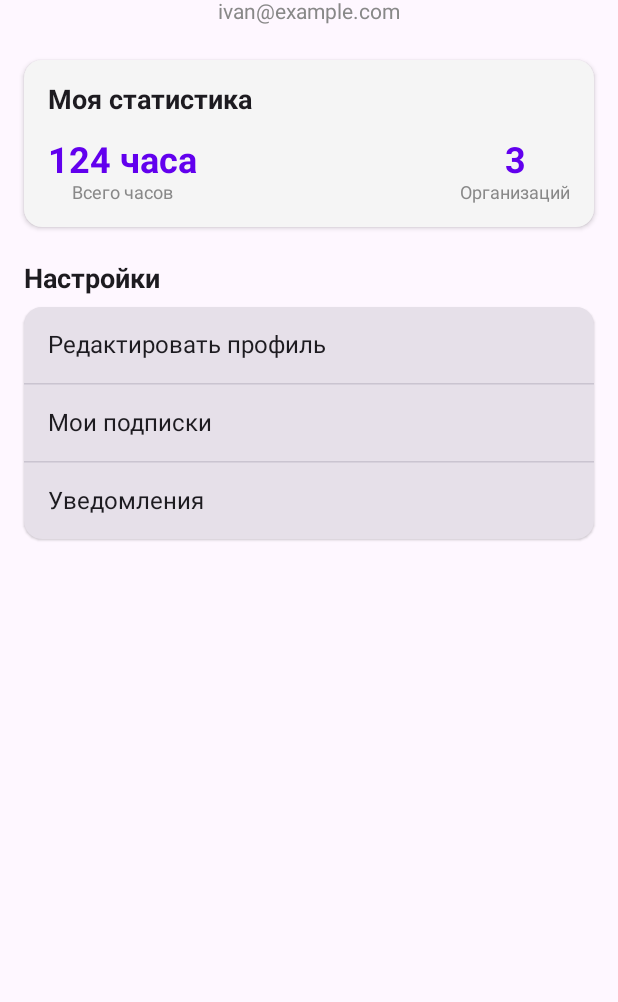
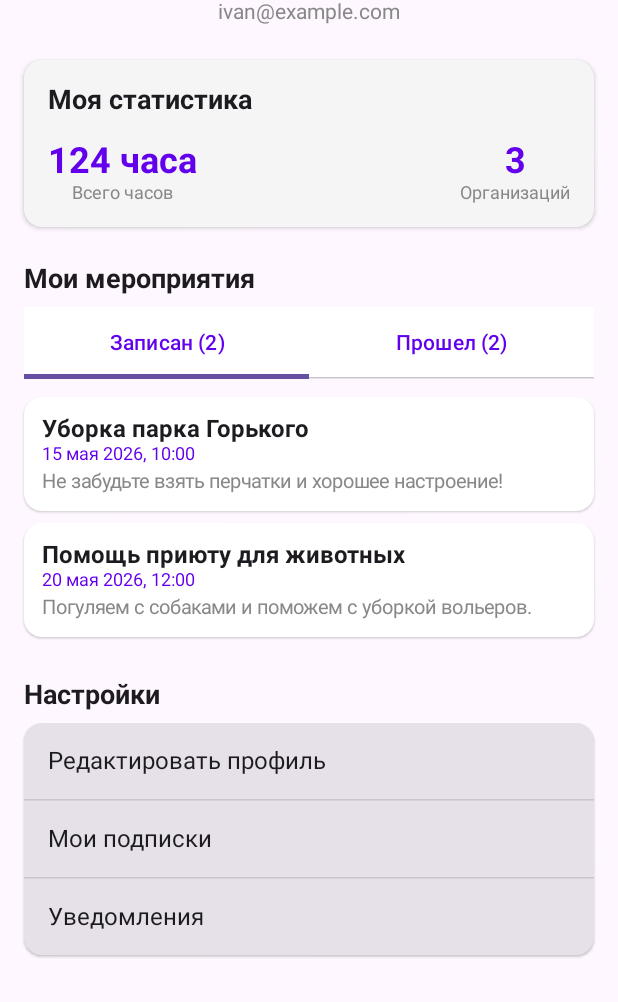
Before and after one commit to kwerbert/volunteer_plus, an Android app built with Jetpack Compose: the composable ProfileScreen shown on its own in the app's theme, on a phone screen of 412 x 824 dp, the part 234-1236 px from its top. Run offline under Robolectric (Android 15) with nearby library versions, the phone set to English and light mode, and no system bars; our stand-ins replace Dagger/Hilt's generated code.

Commit message:
еще небольшие исправления

```diff
--- a/android/app/src/main/java/com/example/myapplication/ui/screens/ProfileScreen.kt
+++ b/android/app/src/main/java/com/example/myapplication/ui/screens/ProfileScreen.kt
@@ -2,23 +2,23 @@ package com.example.myapplication.ui.screens
 
 import androidx.compose.foundation.background
 import androidx.compose.foundation.layout.*
-import androidx.compose.foundation.rememberScrollState
+import androidx.compose.foundation.lazy.LazyColumn
+import androidx.compose.foundation.lazy.items
 import androidx.compose.foundation.shape.CircleShape
-import androidx.compose.foundation.verticalScroll
 import androidx.compose.material.icons.Icons
 import androidx.compose.material.icons.filled.Person
 import androidx.compose.material3.*
-import androidx.compose.runtime.Composable
-import androidx.compose.runtime.collectAsState
-import androidx.compose.runtime.getValue
+import androidx.compose.runtime.*
 import androidx.compose.ui.Alignment
 import androidx.compose.ui.Modifier
 import androidx.compose.ui.draw.clip
 import androidx.compose.ui.graphics.Color
 import androidx.compose.ui.text.font.FontWeight
+import androidx.compose.ui.text.style.TextAlign
 import androidx.compose.ui.unit.dp
 import androidx.compose.ui.unit.sp
 import androidx.hilt.navigation.compose.hiltViewModel
+import com.example.myapplication.data.models.EventItem
 import com.example.myapplication.ui.viewmodels.ProfileViewModel
 
 @OptIn(ExperimentalMaterial3Api::class)
@@ -30,15 +30,19 @@ fun ProfileScreen(
     val email by viewModel.userEmail.collectAsState()
     val hours by viewModel.totalHours.collectAsState()
     val orgs by viewModel.organizationsCount.collectAsState()
+    val registeredEvents by viewModel.registeredEvents.collectAsState()
+    val pastEvents by viewModel.pastEvents.collectAsState()
 
-    Column(
+    var selectedTab by remember { mutableIntStateOf(0) }
+
+    LazyColumn(
         modifier = Modifier
             .fillMaxSize()
-            .verticalScroll(rememberScrollState())
             .padding(16.dp),
         horizontalAlignment = Alignment.CenterHorizontally
     ) {
-        // Аватар и имя
+        // --- Шапка профиля ---
+        item {
             Box(
                 modifier = Modifier
                     .size(96.dp)
@@ -46,20 +50,16 @@ fun ProfileScreen(
                     .background(Color(0xFFE0E0E0)),
                 contentAlignment = Alignment.Center
             ) {
-            Icon(
-                imageVector = Icons.Default.Person,
-                contentDescription = "Аватар",
-                modifier = Modifier.size(64.dp),
-                tint = Color.Gray
-            )
+                Icon(Icons.Default.Person, contentDescription = "Аватар", modifier = Modifier.size(64.dp), tint = Color.Gray)
             }
             Spacer(modifier = Modifier.height(16.dp))
             Text(text = name, fontSize = 24.sp, fontWeight = FontWeight.Bold)
             Text(text = email, fontSize = 14.sp, color = Color.Gray)
+            Spacer(modifier = Modifier.height(24.dp))
+        }
 
-        Spacer(modifier = Modifier.height(24.dp))
-
-        // Карточка со статистикой
+        // --- Статистика ---
+        item {
             Card(
                 modifier = Modifier.fillMaxWidth(),
                 elevation = CardDefaults.cardElevation(defaultElevation = 2.dp),
@@ -68,7 +68,6 @@ fun ProfileScreen(
                 Column(modifier = Modifier.padding(16.dp)) {
                     Text("Моя статистика", fontSize = 18.sp, fontWeight = FontWeight.Bold)
                     Spacer(modifier = Modifier.height(16.dp))
-
                     Row(modifier = Modifier.fillMaxWidth(), horizontalArrangement = Arrangement.SpaceBetween) {
                         Column(horizontalAlignment = Alignment.CenterHorizontally) {
                             Text(text = hours, fontSize = 24.sp, fontWeight = FontWeight.Bold, color = Color(0xFF6200EE))
@@ -81,18 +80,64 @@ fun ProfileScreen(
                     }
                 }
             }
+            Spacer(modifier = Modifier.height(24.dp))
+        }
 
+        // --- Заголовок и Табы ---
+        item {
+            Text(
+                text = "Мои мероприятия",
+                fontSize = 18.sp,
+                fontWeight = FontWeight.Bold,
+                modifier = Modifier.fillMaxWidth(),
+                textAlign = TextAlign.Start
+            )
+            Spacer(modifier = Modifier.height(8.dp))
+            TabRow(
+                selectedTabIndex = selectedTab,
+                containerColor = Color.White,
+                contentColor = Color(0xFF6200EE)
+            ) {
+                Tab(
+                    selected = selectedTab == 0,
+                    onClick = { selectedTab = 0 },
+                    text = { Text("Записан (${registeredEvents.size})") }
+                )
+                Tab(
+                    selected = selectedTab == 1,
+                    onClick = { selectedTab = 1 },
+                    text = { Text("Прошел (${pastEvents.size})") }
+                )
+            }
+            Spacer(modifier = Modifier.height(8.dp))
+        }
+
+        // --- Список мероприятий ---
+        val currentList = if (selectedTab == 0) registeredEvents else pastEvents
+
+        if (currentList.isEmpty()) {
+            item {
+                Box(Modifier.fillMaxWidth().padding(32.dp), contentAlignment = Alignment.Center) {
+                    Text("Здесь пока пусто", color = Color.Gray)
+                }
+            }
+        } else {
+            items(currentList) { event ->
+                ProfileEventCard(event)
+            }
+        }
+
+        // --- Настройки ---
+        item {
             Spacer(modifier = Modifier.height(24.dp))
-
-        // Настройки
             Text(
                 text = "Настройки",
                 fontSize = 18.sp,
                 fontWeight = FontWeight.Bold,
-            modifier = Modifier.align(Alignment.Start)
+                modifier = Modifier.fillMaxWidth(),
+                textAlign = TextAlign.Start
             )
             Spacer(modifier = Modifier.height(8.dp))
-
             Card(
                 modifier = Modifier.fillMaxWidth(),
                 elevation = CardDefaults.cardElevation(defaultElevation = 1.dp)
@@ -104,6 +149,25 @@ fun ProfileScreen(
                     HorizontalDivider()
                     SettingsRow(text = "Уведомления")
                 }
+            }
+        }
+    }
+}
+
+@Composable
+fun ProfileEventCard(event: EventItem) {
+    Card(
+        modifier = Modifier
+            .fillMaxWidth()
+            .padding(vertical = 4.dp),
+        elevation = CardDefaults.cardElevation(defaultElevation = 1.dp),
+        colors = CardDefaults.cardColors(containerColor = Color.White)
+    ) {
+        Column(modifier = Modifier.padding(12.dp)) {
+            Text(text = event.title, fontWeight = FontWeight.Bold, fontSize = 16.sp)
+            Text(text = event.startTime, fontSize = 12.sp, color = Color(0xFF6200EE))
+            Spacer(modifier = Modifier.height(4.dp))
+            Text(text = event.descriptionPreview ?: "", fontSize = 13.sp, color = Color.Gray, maxLines = 2)
         }
     }
 }
--- a/android/app/src/main/java/com/example/myapplication/ui/viewmodels/ProfileViewModel.kt
+++ b/android/app/src/main/java/com/example/myapplication/ui/viewmodels/ProfileViewModel.kt
@@ -1,6 +1,8 @@
 package com.example.myapplication.ui.viewmodels
 
 import androidx.lifecycle.ViewModel
+import com.example.myapplication.data.models.EventItem
+import com.example.myapplication.data.models.OrganizationInfo
 import dagger.hilt.android.lifecycle.HiltViewModel
 import kotlinx.coroutines.flow.MutableStateFlow
 import kotlinx.coroutines.flow.StateFlow
@@ -8,9 +10,48 @@ import javax.inject.Inject
 
 @HiltViewModel
 class ProfileViewModel @Inject constructor() : ViewModel() {
-    // В реальном приложении здесь будет загрузка с сервера
     val userName = MutableStateFlow("Иван Волонтеров")
     val userEmail = MutableStateFlow("ivan@example.com")
     val totalHours = MutableStateFlow("124 часа")
     val organizationsCount = MutableStateFlow(3)
+
+    // Мероприятия, куда пользователь записан (текущие)
+    val registeredEvents = MutableStateFlow(
+        listOf(
+            EventItem(
+                id = 101L,
+                title = "Уборка парка Горького",
+                organization = OrganizationInfo(1L, "Эко-Движение"),
+                startTime = "15 мая 2026, 10:00",
+                descriptionPreview = "Не забудьте взять перчатки и хорошее настроение!"
+            ),
+            EventItem(
+                id = 102L,
+                title = "Помощь приюту для животных",
+                organization = OrganizationInfo(2L, "Добрые руки"),
+                startTime = "20 мая 2026, 12:00",
+                descriptionPreview = "Погуляем с собаками и поможем с уборкой вольеров."
+            )
+        )
+    )
+
+    // Мероприятия, которые уже прошли
+    val pastEvents = MutableStateFlow(
+        listOf(
+            EventItem(
+                id = 103L,
+                title = "Сбор макулатуры",
+                organization = OrganizationInfo(3L, "Зеленый мир"),
+                startTime = "10 апреля 2026",
+                descriptionPreview = "Собрали 500 кг бумаги. Спасибо за участие!"
+            ),
+            EventItem(
+                id = 104L,
+                title = "Посадка деревьев",
+                organization = OrganizationInfo(1L, "Эко-Движение"),
+                startTime = "22 апреля 2026",
+                descriptionPreview = "Высадили 50 саженцев дуба в парке."
+            )
+        )
+    )
 }
```
Also changed, not shown: android/app/src/main/java/com/example/myapplication/ui/screens/ChatListScreen.kt (+30 -6 lines), android/app/src/main/java/com/example/myapplication/ui/viewmodels/ChatViewModel.kt (+14 -4 lines). Lines whose indentation alone changed are shown as unchanged.
